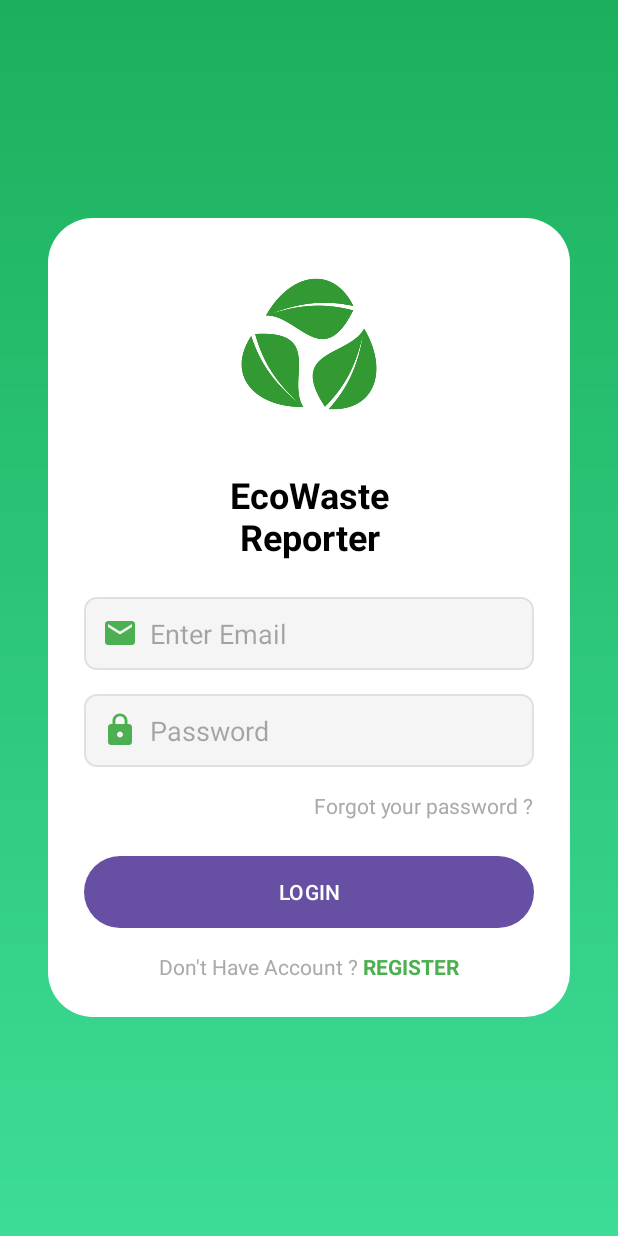
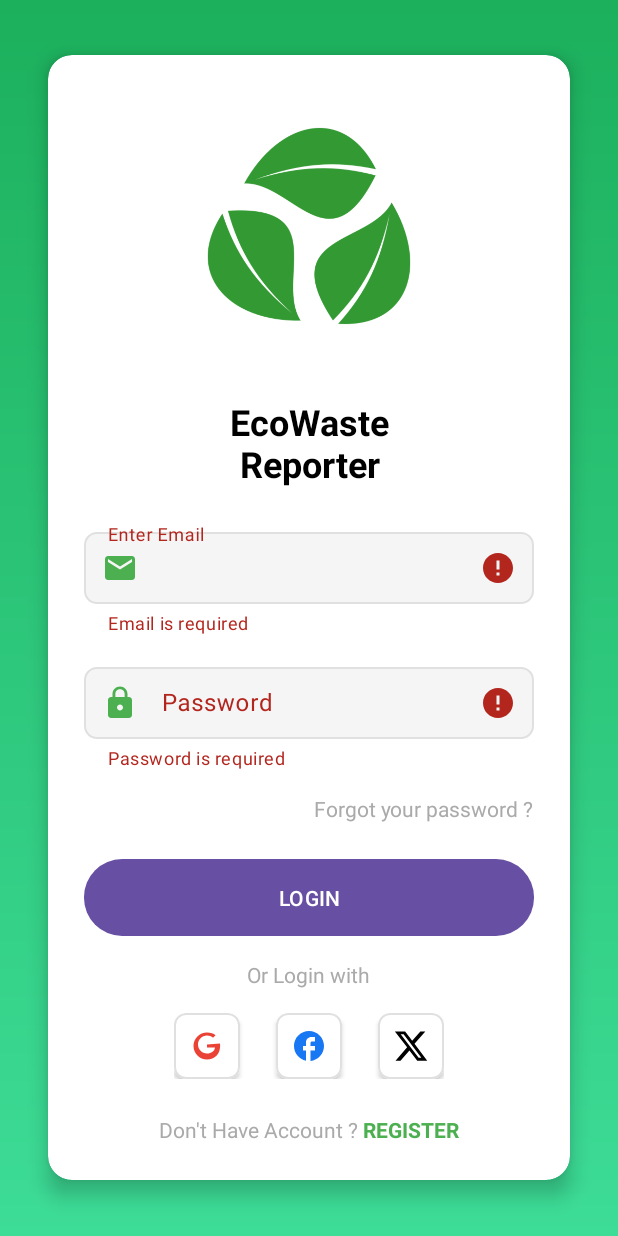
Before and after one commit to MadhukaH/EcoWasteReporter, an Android app: the UserLogin screen opened directly, with no data from a screen before it, after a tap on "LOGIN", on a phone screen of 412 x 824 dp. Run offline under Robolectric (Android 15) with nearby library versions, the phone set to English and light mode, and no system bars.

Commit message:
Create Login Page UI done

```diff
--- a/app/src/main/java/com/s23010169/ecowastereporter/UserLogin.java
+++ b/app/src/main/java/com/s23010169/ecowastereporter/UserLogin.java
@@ -2,66 +2,132 @@ package com.s23010169.ecowastereporter;
 
 import android.content.Intent;
 import android.os.Bundle;
+import android.text.TextUtils;
+import android.util.Patterns;
 import android.view.View;
-import android.widget.Button;
-import android.widget.EditText;
-import android.widget.TextView;
 import android.widget.Toast;
 
 import androidx.appcompat.app.AppCompatActivity;
+import androidx.cardview.widget.CardView;
 
-public class UserLogin extends AppCompatActivity {
-    private EditText emailEditText, passwordEditText;
-    private Button loginButton;
-    private TextView forgotPasswordText, registerText;
+import com.google.android.material.button.MaterialButton;
+import com.google.android.material.textfield.TextInputEditText;
+import com.google.android.material.textfield.TextInputLayout;
+
+public class UserLogin extends AppCompatActivity implements View.OnClickListener {
+    private TextInputLayout emailLayout, passwordLayout;
+    private TextInputEditText emailEditText, passwordEditText;
+    private MaterialButton loginButton;
+    private CardView googleSignIn, facebookSignIn, twitterSignIn;
+    private View forgotPasswordText, registerText;
 
     @Override
     protected void onCreate(Bundle savedInstanceState) {
         super.onCreate(savedInstanceState);
         setContentView(R.layout.activity_user_login);
 
-        // Initialize views
+        initializeViews();
+        setupClickListeners();
+    }
+
+    private void initializeViews() {
+        // Initialize TextInputLayouts
+        emailLayout = findViewById(R.id.emailInputLayout);
+        passwordLayout = findViewById(R.id.passwordInputLayout);
+
+        // Initialize EditTexts
         emailEditText = findViewById(R.id.emailEditText);
         passwordEditText = findViewById(R.id.passwordEditText);
+
+        // Initialize buttons and clickable views
         loginButton = findViewById(R.id.loginButton);
+        googleSignIn = findViewById(R.id.googleSignIn);
+        facebookSignIn = findViewById(R.id.facebookSignIn);
+        twitterSignIn = findViewById(R.id.twitterSignIn);
         forgotPasswordText = findViewById(R.id.forgotPasswordText);
         registerText = findViewById(R.id.registerText);
+    }
 
-        // Set click listeners
-        loginButton.setOnClickListener(new View.OnClickListener() {
+    private void setupClickListeners() {
+        loginButton.setOnClickListener(this);
+        googleSignIn.setOnClickListener(this);
+        facebookSignIn.setOnClickListener(this);
+        twitterSignIn.setOnClickListener(this);
+        forgotPasswordText.setOnClickListener(this);
+        registerText.setOnClickListener(this);
+    }
+
     @Override
     public void onClick(View v) {
-                // TODO: Implement login functionality
+        if (v.getId() == R.id.loginButton) {
+            handleLogin();
+        } else if (v.getId() == R.id.googleSignIn) {
+            showFeatureComingSoon("Google Sign In");
+        } else if (v.getId() == R.id.facebookSignIn) {
+            showFeatureComingSoon("Facebook Sign In");
+        } else if (v.getId() == R.id.twitterSignIn) {
+            showFeatureComingSoon("X (Twitter) Sign In");
+        } else if (v.getId() == R.id.forgotPasswordText) {
+            showFeatureComingSoon("Forgot Password");
+        } else if (v.getId() == R.id.registerText) {
+            navigateToRegister();
+        }
+    }
+
+    private void handleLogin() {
+        // Reset errors
+        emailLayout.setError(null);
+        passwordLayout.setError(null);
+
+        // Get input values
         String email = emailEditText.getText().toString().trim();
         String password = passwordEditText.getText().toString().trim();
 
-                if (email.isEmpty() || password.isEmpty()) {
-                    Toast.makeText(UserLogin.this, "Please fill all fields", Toast.LENGTH_SHORT).show();
+        // Validate inputs
+        if (!validateInputs(email, password)) {
             return;
         }
 
-                // Navigate to SelectPage after successful login
-                Intent intent = new Intent(UserLogin.this, SelectPage.class);
+        // TODO: Implement actual login logic here
+        // For now, just navigate to SelectPage
+        navigateToSelectPage();
+    }
+
+    private boolean validateInputs(String email, String password) {
+        boolean isValid = true;
+
+        if (TextUtils.isEmpty(email)) {
+            emailLayout.setError("Email is required");
+            isValid = false;
+        } else if (!Patterns.EMAIL_ADDRESS.matcher(email).matches()) {
+            emailLayout.setError("Please enter a valid email address");
+            isValid = false;
+        }
+
+        if (TextUtils.isEmpty(password)) {
+            passwordLayout.setError("Password is required");
+            isValid = false;
+        } else if (password.length() < 6) {
+            passwordLayout.setError("Password must be at least 6 characters");
+            isValid = false;
+        }
+
+        return isValid;
+    }
+
+    private void navigateToSelectPage() {
+        Intent intent = new Intent(this, SelectPage.class);
         startActivity(intent);
         finish();
     }
-        });
 
-        registerText.setOnClickListener(new View.OnClickListener() {
-            @Override
-            public void onClick(View v) {
-                Intent intent = new Intent(UserLogin.this, UserReg.class);
+    private void navigateToRegister() {
+        Intent intent = new Intent(this, UserReg.class);
         startActivity(intent);
         finish();
     }
-        });
 
-        forgotPasswordText.setOnClickListener(new View.OnClickListener() {
-            @Override
-            public void onClick(View v) {
-                // TODO: Implement forgot password functionality
-                Toast.makeText(UserLogin.this, "Forgot password functionality coming soon", Toast.LENGTH_SHORT).show();
-            }
-        });
+    private void showFeatureComingSoon(String feature) {
+        Toast.makeText(this, feature + " coming soon", Toast.LENGTH_SHORT).show();
     }
 }
--- a/app/src/main/res/layout/activity_user_login.xml
+++ b/app/src/main/res/layout/activity_user_login.xml
@@ -1,24 +1,32 @@
 <?xml version="1.0" encoding="utf-8"?>
 <RelativeLayout xmlns:android="http://schemas.android.com/apk/res/android"
+    xmlns:app="http://schemas.android.com/apk/res-auto"
     android:layout_width="match_parent"
     android:layout_height="match_parent"
     android:background="@drawable/welcome_gradient">
 
-    <LinearLayout
+    <androidx.cardview.widget.CardView
         android:layout_width="match_parent"
         android:layout_height="wrap_content"
         android:layout_centerInParent="true"
         android:layout_marginStart="32dp"
         android:layout_marginEnd="32dp"
-        android:background="@drawable/white_rounded_container"
+        app:cardBackgroundColor="@android:color/white"
+        app:cardCornerRadius="16dp"
+        app:cardElevation="8dp">
+
+        <LinearLayout
+            android:layout_width="match_parent"
+            android:layout_height="wrap_content"
             android:orientation="vertical"
             android:padding="24dp">
 
             <ImageView
-            android:layout_width="120dp"
-            android:layout_height="120dp"
+                android:layout_width="180dp"
+                android:layout_height="180dp"
                 android:layout_gravity="center"
                 android:layout_marginBottom="24dp"
+                android:contentDescription="@string/app_name"
                 android:src="@drawable/logo" />
 
             <TextView
@@ -32,31 +40,48 @@
                 android:textSize="24sp"
                 android:textStyle="bold" />
 
-        <EditText
+            <com.google.android.material.textfield.TextInputLayout
+                android:id="@+id/emailInputLayout"
+                android:layout_width="match_parent"
+                android:layout_height="wrap_content"
+                android:layout_marginBottom="16dp"
+                android:hint="Enter Email"
+                app:boxBackgroundColor="@android:color/transparent"
+                app:boxStrokeColor="#4CAF50"
+                app:hintTextColor="#4CAF50"
+                app:startIconDrawable="@drawable/ic_email"
+                app:startIconTint="#4CAF50">
+
+                <com.google.android.material.textfield.TextInputEditText
                     android:id="@+id/emailEditText"
                     android:layout_width="match_parent"
                     android:layout_height="wrap_content"
-            android:layout_marginBottom="16dp"
                     android:background="@drawable/edit_text_background"
-            android:drawableStart="@drawable/ic_email"
-            android:drawablePadding="8dp"
-            android:drawableTint="#4CAF50"
-            android:hint="Enter Email"
                     android:inputType="textEmailAddress"
                     android:padding="12dp" />
+            </com.google.android.material.textfield.TextInputLayout>
 
-        <EditText
+            <com.google.android.material.textfield.TextInputLayout
+                android:id="@+id/passwordInputLayout"
+                android:layout_width="match_parent"
+                android:layout_height="wrap_content"
+                android:layout_marginBottom="16dp"
+                android:hint="Password"
+                app:boxBackgroundColor="@android:color/transparent"
+                app:boxStrokeColor="#4CAF50"
+                app:hintTextColor="#4CAF50"
+                app:passwordToggleEnabled="true"
+                app:startIconDrawable="@drawable/ic_lock"
+                app:startIconTint="#4CAF50">
+
+                <com.google.android.material.textfield.TextInputEditText
                     android:id="@+id/passwordEditText"
                     android:layout_width="match_parent"
                     android:layout_height="wrap_content"
-            android:layout_marginBottom="16dp"
                     android:background="@drawable/edit_text_background"
-            android:drawableStart="@drawable/ic_lock"
-            android:drawablePadding="8dp"
-            android:drawableTint="#4CAF50"
-            android:hint="Password"
                     android:inputType="textPassword"
                     android:padding="12dp" />
+            </com.google.android.material.textfield.TextInputLayout>
 
             <TextView
                 android:id="@+id/forgotPasswordText"
@@ -67,14 +92,85 @@
                 android:text="Forgot your password ?"
                 android:textColor="@android:color/darker_gray" />
 
-        <Button
+            <com.google.android.material.button.MaterialButton
                 android:id="@+id/loginButton"
                 android:layout_width="match_parent"
                 android:layout_height="wrap_content"
                 android:layout_marginBottom="16dp"
                 android:background="@drawable/green_rounded_button"
+                android:padding="12dp"
                 android:text="LOGIN"
-            android:textColor="@android:color/white" />
+                android:textColor="@android:color/white"
+                app:cornerRadius="8dp" />
+
+            <TextView
+                android:layout_width="wrap_content"
+                android:layout_height="wrap_content"
+                android:layout_gravity="center"
+                android:layout_marginBottom="16dp"
+                android:text="Or Login with"
+                android:textColor="@android:color/darker_gray" />
+
+            <LinearLayout
+                android:layout_width="wrap_content"
+                android:layout_height="wrap_content"
+                android:layout_gravity="center"
+                android:layout_marginBottom="24dp"
+                android:orientation="horizontal">
+
+                <com.google.android.material.card.MaterialCardView
+                    android:id="@+id/googleSignIn"
+                    android:layout_width="wrap_content"
+                    android:layout_height="wrap_content"
+                    android:layout_marginEnd="24dp"
+                    app:cardBackgroundColor="@android:color/white"
+                    app:cardCornerRadius="8dp"
+                    app:cardElevation="2dp"
+                    app:strokeColor="#E0E0E0"
+                    app:strokeWidth="1dp">
+
+                    <ImageView
+                        android:layout_width="44dp"
+                        android:layout_height="44dp"
+                        android:padding="10dp"
+                        android:src="@drawable/ic_google" />
+                </com.google.android.material.card.MaterialCardView>
+
+                <com.google.android.material.card.MaterialCardView
+                    android:id="@+id/facebookSignIn"
+                    android:layout_width="wrap_content"
+                    android:layout_height="wrap_content"
+                    android:layout_marginEnd="24dp"
+                    app:cardBackgroundColor="@android:color/white"
+                    app:cardCornerRadius="8dp"
+                    app:cardElevation="2dp"
+                    app:strokeColor="#E0E0E0"
+                    app:strokeWidth="1dp">
+
+                    <ImageView
+                        android:layout_width="44dp"
+                        android:layout_height="44dp"
+                        android:padding="10dp"
+                        android:src="@drawable/ic_facebook" />
+                </com.google.android.material.card.MaterialCardView>
+
+                <com.google.android.material.card.MaterialCardView
+                    android:id="@+id/twitterSignIn"
+                    android:layout_width="wrap_content"
+                    android:layout_height="wrap_content"
+                    app:cardBackgroundColor="@android:color/white"
+                    app:cardCornerRadius="8dp"
+                    app:cardElevation="2dp"
+                    app:strokeColor="#E0E0E0"
+                    app:strokeWidth="1dp">
+
+                    <ImageView
+                        android:layout_width="44dp"
+                        android:layout_height="44dp"
+                        android:padding="10dp"
+                        android:src="@drawable/ic_twitter_x" />
+                </com.google.android.material.card.MaterialCardView>
+            </LinearLayout>
 
             <LinearLayout
                 android:layout_width="match_parent"
@@ -96,7 +192,6 @@
                     android:textColor="#4CAF50"
                     android:textStyle="bold" />
             </LinearLayout>
-
         </LinearLayout>
-
+    </androidx.cardview.widget.CardView>
 </RelativeLayout>
```
Lines whose indentation alone changed are shown as unchanged.
